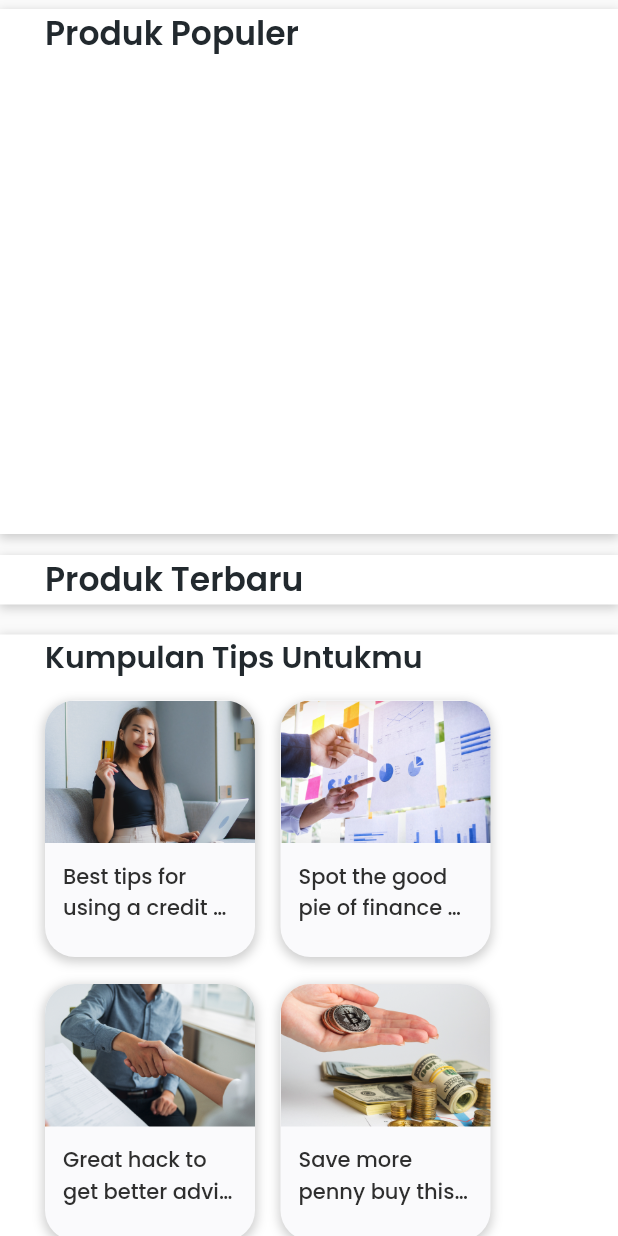
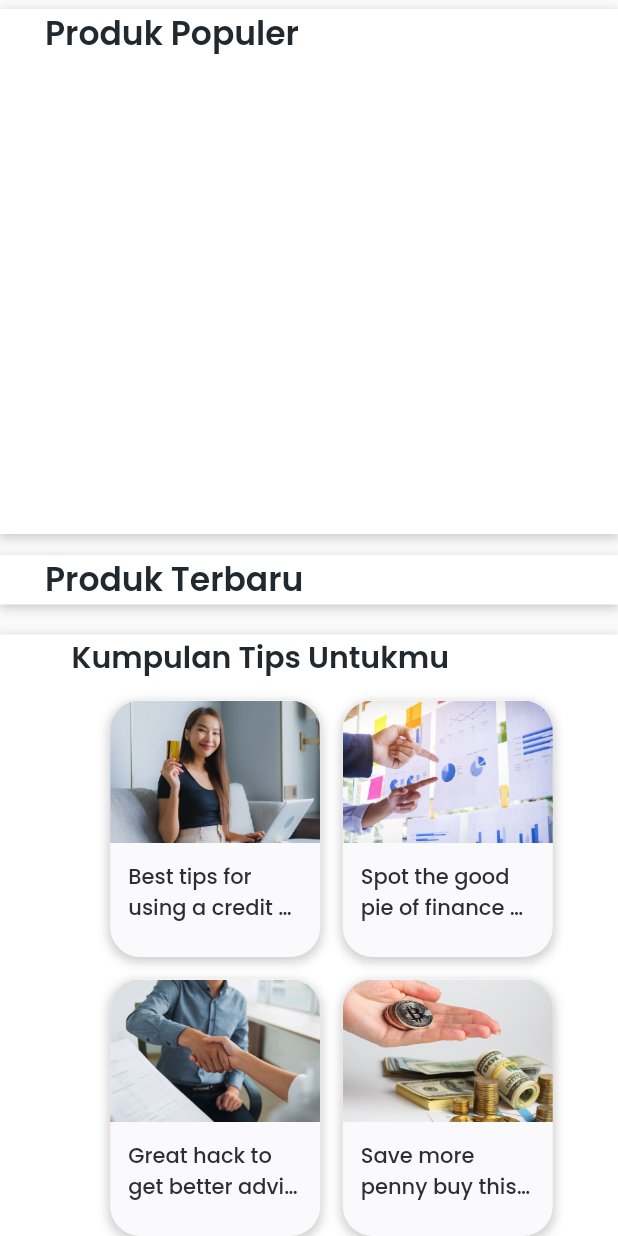
Before and after one commit to aldinurhanudin/Vmart, a Flutter app: the HomePage widget shown alone on an empty page, opened directly, scrolled down 552 dp, on a phone screen of 412 x 824 dp. Run offline on Flutter 3.47's test engine with Material 2 defaults, Android fonts, the phone set to English and light mode, and no system bars; our stand-ins replace cached_network_image, carousel_slider, cloud_firestore, firebase_core, google_fonts; missing offline and left inert: dart:ffi; accounts and stored records are empty; network calls fail.

Commit message:
pembaruan product dan home

```diff
--- a/lib/models/cart_model/cart_model.dart
+++ b/lib/models/cart_model/cart_model.dart
@@ -24,7 +24,7 @@ class CartModel {
     };
   }
 
-  double getTotalPrice() {
+  num getTotalPrice() {
     return product!.price! * quantity!;
   }
 }
--- a/lib/models/models.dart
+++ b/lib/models/models.dart
@@ -1,3 +1,5 @@
+import 'dart:ffi';
+
 import 'package:cloud_firestore/cloud_firestore.dart';
 
 import 'category_model/category_model.dart';
--- a/lib/models/product_model/product_model.dart
+++ b/lib/models/product_model/product_model.dart
@@ -3,7 +3,7 @@ part of '../models.dart';
 class ProductModel {
   int? id;
   var name;
-  double? price;
+  int? price;
   var description;
   String? tags;
   CategoryModel? category;
@@ -26,7 +26,7 @@ class ProductModel {
   ProductModel.fromJson(Map<String, dynamic> json) {
     id = json['id'];
     name = json['name'];
-    price = double.parse(json['price'].toString());
+    price = int.parse(json['price'].toString());
     description = json['description'];
     tags = json['tags'];
     category = CategoryModel.fromJson(json['category']);
--- a/lib/ui/pages/home/home_page/home_page.dart
+++ b/lib/ui/pages/home/home_page/home_page.dart
@@ -57,18 +57,18 @@ class _HomePageState extends State<HomePage> {
                 ],
               ),
             ),
-            Container(
-              width: 54,
-              height: 54,
-              decoration: BoxDecoration(
-                shape: BoxShape.circle,
-                // image: DecorationImage(
-                //   image: NetworkImage(
-                //     user.profilePhotoUrl,
-                //   ),
-                // ),
-              ),
-            ),
+            // Container(
+            //   width: 54,
+            //   height: 54,
+            //   decoration: BoxDecoration(
+            //     shape: BoxShape.circle,
+            //     image: DecorationImage(
+            //       image: NetworkImage(
+            //         user.profilePhotoUrl,
+            //       ),
+            //     ),
+            //   ),
+            // ),
           ],
         ),
       );
@@ -119,18 +119,18 @@ class _HomePageState extends State<HomePage> {
                     ],
                   ),
                 ),
-                Container(
-                  width: 54,
-                  height: 54,
-                  decoration: BoxDecoration(
-                    shape: BoxShape.circle,
-                    image: DecorationImage(
-                      image: NetworkImage(
-                        user.profilePhotoUrl,
-                      ),
-                    ),
-                  ),
-                ),
+                // Container(
+                //   width: 54,
+                //   height: 54,
+                //   decoration: BoxDecoration(
+                //     shape: BoxShape.circle,
+                //     image: DecorationImage(
+                //       image: NetworkImage(
+                //         user.profilePhotoUrl,
+                //       ),
+                //     ),
+                //   ),
+                // ),
               ],
             ),
             SizedBox(
@@ -637,96 +637,28 @@ class _HomePageState extends State<HomePage> {
                     SizedBox(
                       width: defaultMargin,
                     ),
-                    Container(
-                      padding: EdgeInsets.symmetric(
-                        horizontal: 12,
-                        vertical: 10,
-                      ),
-                      margin: EdgeInsets.only(right: 16),
-                      decoration: BoxDecoration(
-                        boxShadow: [
-                          BoxShadow(
-                            color: Colors.grey.withOpacity(0.5),
-                            spreadRadius: 1,
-                            blurRadius: 5,
-                            offset: const Offset(
-                                0, 2), // changes position of shadow
+                    Column(
+                      children: [
+                        ClipRRect(
+                          borderRadius: BorderRadius.circular(20),
+                          child: Image.asset(
+                            'assets/kategori_buah_segar.png',
+                            fit: BoxFit.cover,
+                            height: 100,
+                            width: 100,
                           ),
-                        ],
-                        borderRadius: BorderRadius.circular(12),
-                        color: primaryColor,
-                      ),
-                      child: Text(
-                        'Semua Produk',
-                        style: primaryTextStyle.copyWith(
-                          fontSize: 13,
-                          fontWeight: medium,
-                          color: Colors.white,
                         ),
-                      ),
-                    ),
-                    Container(
-                      padding: EdgeInsets.symmetric(
-                        horizontal: 12,
-                        vertical: 10,
-                      ),
-                      margin: EdgeInsets.only(right: 16),
-                      decoration: BoxDecoration(
-                        borderRadius: BorderRadius.circular(12),
-                        border: Border.all(
-                          color: subtitleColor,
+                        SizedBox(
+                          width: defaultMargin,
                         ),
-                        color: transparentColor,
-                      ),
-                      child: Text(
-                        'Sayur Segar',
-                        style: subtitleTextStyle.copyWith(
-                          fontSize: 13,
-                          fontWeight: medium,
+                        Text(
+                          'Buah Segar ',
+                          style: primaryTextStyle.copyWith(
+                            fontSize: 9,
+                            fontWeight: bold,
+                          ),
                         ),
-                      ),
-                    ),
-                    Container(
-                      padding: EdgeInsets.symmetric(
-                        horizontal: 12,
-                        vertical: 10,
-                      ),
-                      margin: EdgeInsets.only(right: 16),
-                      decoration: BoxDecoration(
-                        borderRadius: BorderRadius.circular(12),
-                        border: Border.all(
-                          color: subtitleColor,
-                        ),
-                        color: transparentColor,
-                      ),
-                      child: Text(
-                        'Buah Segar',
-                        style: subtitleTextStyle.copyWith(
-                          fontSize: 13,
-                          fontWeight: medium,
-                        ),
-                      ),
-                    ),
-                    Container(
-                      padding: EdgeInsets.symmetric(
-                        horizontal: 12,
-                        vertical: 10,
-                      ),
-                      margin: EdgeInsets.only(right: 16),
-                      decoration: BoxDecoration(
-                        borderRadius: BorderRadius.circular(12),
-                        border: Border.all(
-                          color: subtitleColor,
-                        ),
-                        color: transparentColor,
-                      ),
-                      child: Text(
-                        'Daging',
-                        style: subtitleTextStyle.copyWith(
-                          fontSize: 13,
-                          fontWeight: medium,
-                        ),
-                      ),
+                      ],
                     ),
                   ],
                 ),
@@ -900,21 +832,24 @@ class _HomePageState extends State<HomePage> {
             left: 30,
           ),
           child: Column(
-            crossAxisAlignment: CrossAxisAlignment.start,
+            crossAxisAlignment: CrossAxisAlignment.center,
             children: [
-              Text(
-                'Kumpulan Tips Untukmu',
-                style: primaryTextStyle.copyWith(
-                  fontSize: 20,
-                  fontWeight: semiBold,
+              Padding(
+                padding: const EdgeInsets.only(right: 95),
+                child: Text(
+                  'Kumpulan Tips Untukmu',
+                  style: primaryTextStyle.copyWith(
+                    fontSize: 20,
+                    fontWeight: semiBold,
+                  ),
                 ),
               ),
               SizedBox(
                 height: 14,
               ),
               Wrap(
-                spacing: 17,
-                runSpacing: 18,
+                spacing: 15,
+                runSpacing: 15,
                 children: [
                   HomeTipsItem(
                     imageUrl: 'assets/img_tips1.png',
--- a/lib/ui/pages/home/product_page/product_page.dart
+++ b/lib/ui/pages/home/product_page/product_page.dart
@@ -146,6 +146,19 @@ class _ProductPageState extends State<ProductPage> {
             top: Radius.circular(24),
           ),
           color: backgroundColor1,
+        ),
+        child: Container(
+          decoration: BoxDecoration(
+            boxShadow: [
+              BoxShadow(
+                color: Colors.grey.withOpacity(0.5),
+                spreadRadius: 1,
+                blurRadius: 5,
+                offset: const Offset(0, 2), // changes position of shadow
+              ),
+            ],
+            borderRadius: BorderRadius.circular(10),
+            color: Color(0xFFFFFFFF),
           ),
           child: Column(
             children: [
@@ -338,7 +351,8 @@ class _ProductPageState extends State<ProductPage> {
                         Navigator.push(
                           context,
                           MaterialPageRoute(
-                          builder: (context) => DetailChatPage(widget.product),
+                            builder: (context) =>
+                                DetailChatPage(widget.product),
                           ),
                         );
                       },
@@ -397,6 +411,7 @@ class _ProductPageState extends State<ProductPage> {
                 ),
               ),
             ],
+          ),
         ),
       );
     }
@@ -482,7 +497,7 @@ class _ProductPageState extends State<ProductPage> {
     }
 
     return Scaffold(
-      backgroundColor: backgroundColor6,
+      backgroundColor: backgroundColor1,
       body: ListView(
         children: [
           header(),
--- a/lib/ui/widgets/home_page/wishlist_card/wishlist_card.dart
+++ b/lib/ui/widgets/home_page/wishlist_card/wishlist_card.dart
@@ -11,15 +11,28 @@ class WishlistCard extends StatelessWidget {
       margin: EdgeInsets.only(
         top: 20,
       ),
+
       padding: EdgeInsets.only(
         top: 10,
         left: 12,
         bottom: 14,
         right: 20,
       ),
+      // decoration: BoxDecoration(
+      //   borderRadius: BorderRadius.circular(12),
+      //   color: backgroundColor4,
+      // ),
       decoration: BoxDecoration(
-        borderRadius: BorderRadius.circular(12),
-        color: backgroundColor4,
+        boxShadow: [
+          BoxShadow(
+            color: Colors.grey.withOpacity(0.5),
+            spreadRadius: 1,
+            blurRadius: 5,
+            offset: const Offset(0, 2), // changes position of shadow
+          ),
+        ],
+        borderRadius: BorderRadius.circular(10),
+        color: Color(0xFFFFFFFF),
       ),
       child: Row(
         children: [
@@ -43,7 +56,7 @@ class WishlistCard extends StatelessWidget {
                   ),
                 ),
                 Text(
-                  '\$${product.price}',
+                  '\Rp${product.price}',
                   style: priceTextStyle,
                 ),
               ],
```
Also changed, not shown: lib/services/product_service/product_service.dart (+0 -31 lines). Lines whose indentation alone changed are shown as unchanged.
